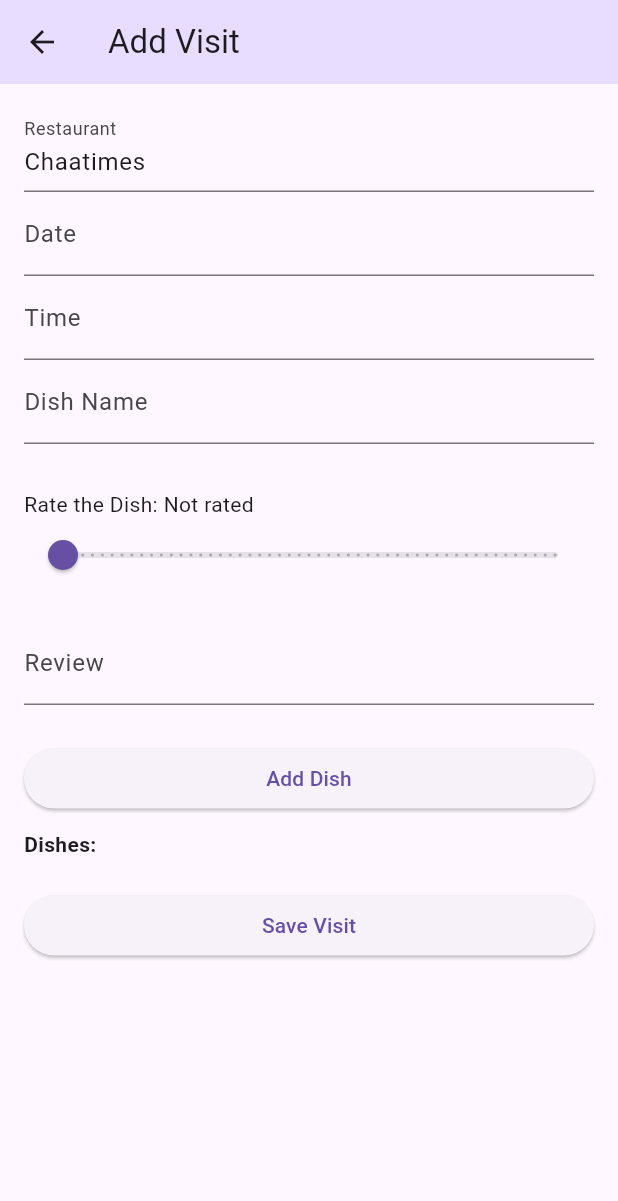
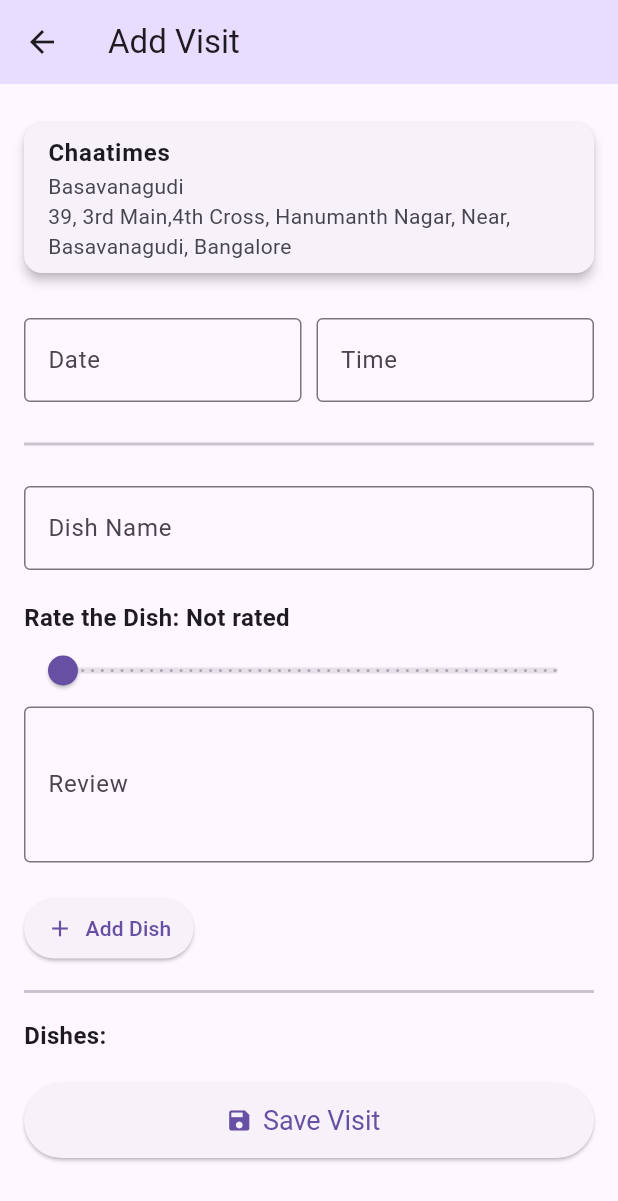
Before and after one commit to likhita-marella/menumemory, a Flutter app: the AddVisit screen opened by its route, on a phone screen of 412 x 824 dp. Shown: the top 1201 px of the screen. Run offline on Flutter 3.47's test engine with Material 3 defaults, Android fonts, the light colour scheme and no system bars; our stand-ins replace cloud_firestore, firebase_auth, firebase_core, firebase_ui_firestore, readmore; missing offline and left inert: dart:ffi, firebase_ui_auth; accounts and stored records are empty.

Commit message:
ai-edited ui

```diff
--- a/lib/screens/addvisits.dart
+++ b/lib/screens/addvisits.dart
@@ -15,17 +15,19 @@
   final _formKey = GlobalKey<FormState>();
   final FirebaseFirestore _firestore = FirebaseFirestore.instance;
 
-  Restaurant restaurant =  Restaurant(
+  Restaurant restaurant = Restaurant(
     id: "05b729d0-74de-11ef-920e-76e1daf4cd58",
     name: "Chaatimes",
     area: "Basavanagudi",
-      address: "39, 3rd Main,4th Cross, Hanumanth Nagar, Near, Basavanagudi, Bangalore"
+    address:
+    "39, 3rd Main,4th Cross, Hanumanth Nagar, Near, Basavanagudi, Bangalore",
   );
+
   DateTime? visitDateTime;
   final List<VisitOrder> orders = [];
   final TextEditingController _dishController = TextEditingController();
   final TextEditingController _reviewController = TextEditingController();
-  double? _rating; // Nullable rating
+  double? _rating;
 
   Future<void> _saveVisit() async {
     if (_formKey.currentState!.validate()) {
@@ -39,7 +41,7 @@
         });
         ScaffoldMessenger.of(context)
             .showSnackBar(SnackBar(content: Text('Visit added successfully!')));
-        Navigator.pop(context); // Navigate back after saving
+        Navigator.pop(context);
       } catch (e) {
         ScaffoldMessenger.of(context)
             .showSnackBar(SnackBar(content: Text('Failed to add visit: $e')));
@@ -87,23 +89,19 @@
     }
   }
 
-
   void _addDish() {
     if (_dishController.text.isNotEmpty && _rating != null) {
       setState(() {
         orders.add(
           VisitOrder(
-                dish: Dish(
-                  id: "foo",
-                  name: _dishController.text
+            dish: Dish(id: "foo", name: _dishController.text),
+            rating: _rating!,
+            review_text: _reviewController.text,
           ),
-                rating: _rating!,
-                review_text: _reviewController.text
-            )
         );
         _dishController.clear();
         _reviewController.clear();
-        _rating = null; // Reset the rating after adding the dish
+        _rating = null;
       });
     }
   }
@@ -116,74 +114,132 @@
         padding: const EdgeInsets.all(16.0),
         child: Form(
           key: _formKey,
-          child: ListView(
+          child: SingleChildScrollView(
+            child: Column(
+              crossAxisAlignment: CrossAxisAlignment.start,
               children: [
-              TextFormField(
-                initialValue: restaurant.name,
-                decoration: InputDecoration(labelText: 'Restaurant'),
-                readOnly: true,
+                Card(
+                  elevation: 3,
+                  margin: EdgeInsets.symmetric(vertical: 10),
+                  child: ListTile(
+                    title: Text(
+                      restaurant.name,
+                      style: TextStyle(fontWeight: FontWeight.bold),
                     ),
-              TextFormField(
-                decoration: InputDecoration(labelText: 'Date'),
+                    subtitle: Text('${restaurant.area}\n${restaurant.address}'),
+                    isThreeLine: true,
+                  ),
+                ),
+                SizedBox(height: 20),
+                Row(
+                  children: [
+                    Expanded(
+                      child: TextFormField(
+                        decoration: InputDecoration(
+                          labelText: 'Date',
+                          border: OutlineInputBorder(),
+                        ),
                         onTap: () => _selectDate(context),
                         controller: TextEditingController(
                           text: visitDateTime != null
                               ? "${visitDateTime!.toLocal()}".split(' ')[0]
-                        : ''),
+                              : '',
+                        ),
                         readOnly: true,
                       ),
-              TextFormField(
-                decoration: InputDecoration(labelText: 'Time'),
+                    ),
+                    SizedBox(width: 10),
+                    Expanded(
+                      child: TextFormField(
+                        decoration: InputDecoration(
+                          labelText: 'Time',
+                          border: OutlineInputBorder(),
+                        ),
                         onTap: () => _selectTime(context),
                         controller: TextEditingController(
                           text: visitDateTime != null
                               ? TimeOfDay(
-                        hour: visitDateTime!.hour, minute: visitDateTime!.minute)
+                              hour: visitDateTime!.hour,
+                              minute: visitDateTime!.minute)
                               .format(context)
-                        : ''),
+                              : '',
+                        ),
                         readOnly: true,
                       ),
+                    ),
+                  ],
+                ),
+                SizedBox(height: 20),
+                Divider(thickness: 2),
+                SizedBox(height: 20),
                 TextFormField(
                   controller: _dishController,
-                decoration: InputDecoration(labelText: 'Dish Name'),
+                  decoration: InputDecoration(
+                    labelText: 'Dish Name',
+                    border: OutlineInputBorder(),
                   ),
-              SizedBox(height: 30),
+                ),
+                SizedBox(height: 20),
                 Text(
-                  'Rate the Dish: ${_rating != null ? _rating!.toStringAsFixed(1) : 'Not rated'}'),
+                  'Rate the Dish: ${_rating != null ? _rating!.toStringAsFixed(1) : 'Not rated'}',
+                  style: TextStyle(fontSize: 16, fontWeight: FontWeight.bold),
+                ),
                 Slider(
                   value: _rating ?? 0,
                   min: 0,
                   max: 5,
-                divisions: 50, // This allows for half-point increments
+                  divisions: 50,
+                  label: _rating?.toStringAsFixed(1) ?? 'Not rated',
                   onChanged: (value) {
                     setState(() {
-                    _rating = value;
+                      _rating = double.parse(value.toStringAsFixed(1));
                     });
                   },
                 ),
-              SizedBox(height: 20),
                 TextFormField(
                   controller: _reviewController,
-                decoration: InputDecoration(labelText: 'Review'),
+                  decoration: InputDecoration(
+                    labelText: 'Review',
+                    border: OutlineInputBorder(),
                   ),
-              SizedBox(height: 25),
-              ElevatedButton(
+                  maxLines: 3,
+                ),
+                SizedBox(height: 20),
+                ElevatedButton.icon(
                   onPressed: _addDish,
-                child: Text('Add Dish'),
+                  icon: Icon(Icons.add),
+                  label: Text('Add Dish'),
+                  style: ElevatedButton.styleFrom(
+                    padding: EdgeInsets.symmetric(vertical: 10, horizontal: 15),
+                  ),
                 ),
                 SizedBox(height: 10),
-              Text('Dishes:', style: TextStyle(fontWeight: FontWeight.bold)),
-              ...orders.map((order) => ListTile(
+                Divider(thickness: 2),
+                SizedBox(height: 10),
+                Text('Dishes:', style: TextStyle(fontWeight: FontWeight.bold, fontSize: 16.0)),
+                ...orders.map(
+                      (order) => ListTile(
+                    leading: Icon(Icons.restaurant, color: Colors.blueAccent),
                     title: Text(order.dish.name),
-                    subtitle:
-                        Text('Rating: ${order.rating}, Review: ${order.review_text}'),
-                  )),
+                    subtitle: Text(
+                      'Rating: ${order.rating}, Review: ${order.review_text}',
+                    ),
+                  ),
+                ),
                 SizedBox(height: 20),
-              ElevatedButton(
+                Center(
+                  child: ElevatedButton.icon(
                     onPressed: _saveVisit,
-                child: Text('Save Visit'),
+                    icon: Icon(Icons.save),
+                    label: Text('Save Visit'),
+                    style: ElevatedButton.styleFrom(
+                      minimumSize: Size(double.infinity, 50),
+                      textStyle: TextStyle(fontSize: 18),
+                    ),
+                  ),
                 ),
               ],
+            ),
           ),
         ),
       ),
```
Also changed, not shown: lib/screens/addvisits.bak.dart (added, +192 -0 lines). Lines whose indentation alone changed are shown as unchanged.
